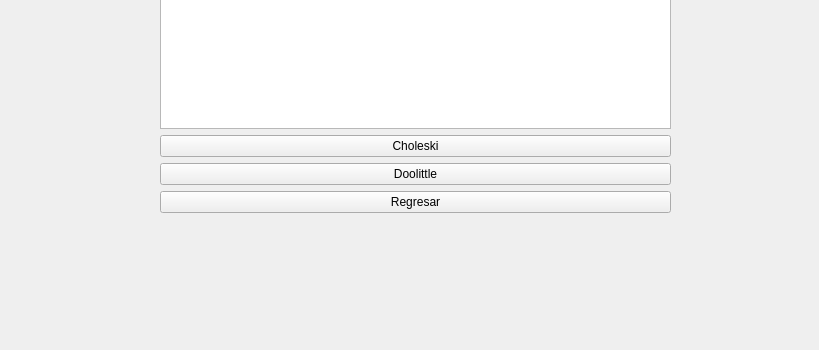
The window that Unidad4.ui (ikababiz/Proyecto-Metodos-Numericos-I) describes before a commit, drawn with Qt 5; both pictures show x 0 to 819 and y 398 to 748 of the 819 by 748 pixel window.
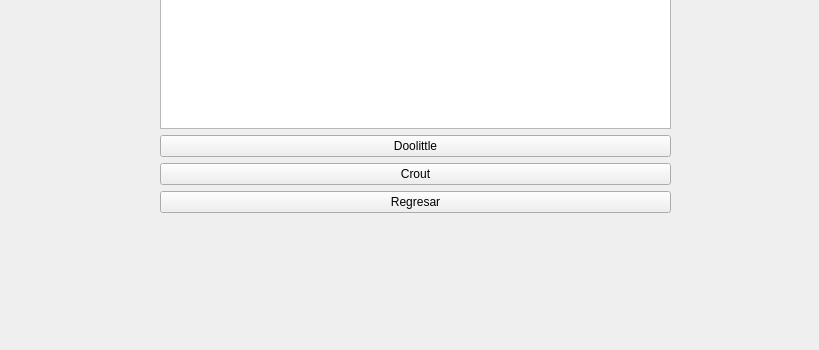
The same window after the commit.

```diff
--- a/Unidad4.ui
+++ b/Unidad4.ui
@@ -50,14 +50,14 @@
     <item>
      <widget class="QPushButton" name="choleskibutton">
       <property name="text">
-       <string>Choleski</string>
+       <string>Doolittle</string>
       </property>
      </widget>
     </item>
     <item>
      <widget class="QPushButton" name="doolitlebutton">
       <property name="text">
-       <string>Doolittle</string>
+       <string>Crout</string>
       </property>
      </widget>
     </item>
```
Left out of the diff: 4 changed lines with no effect on the pictures.
